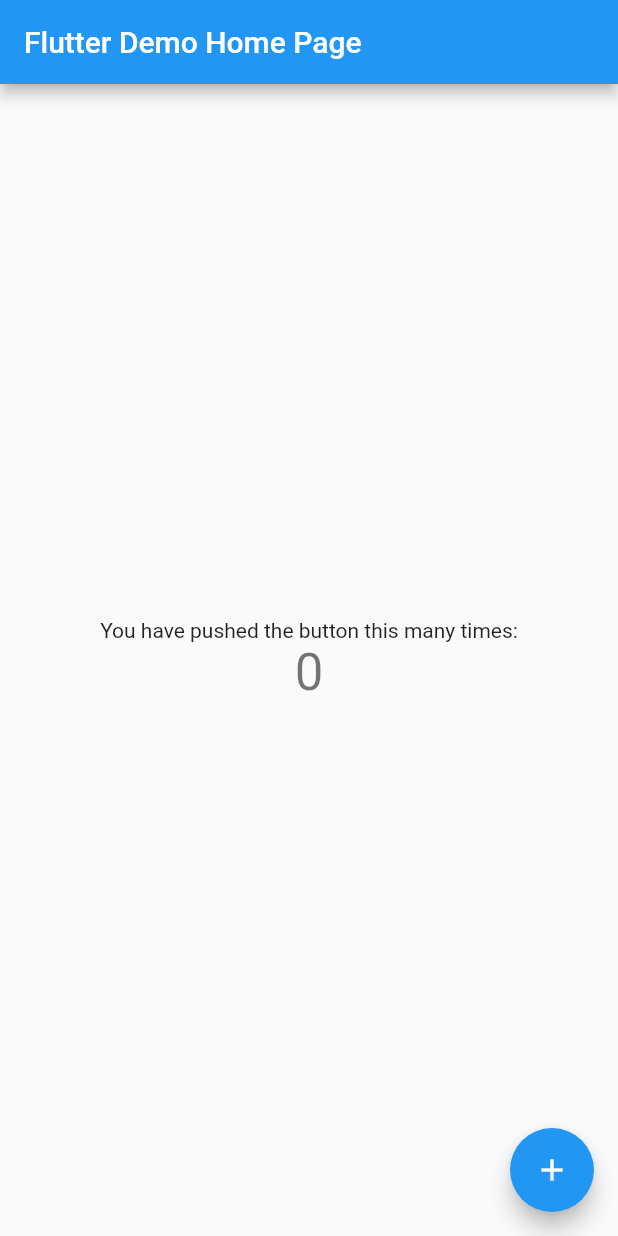
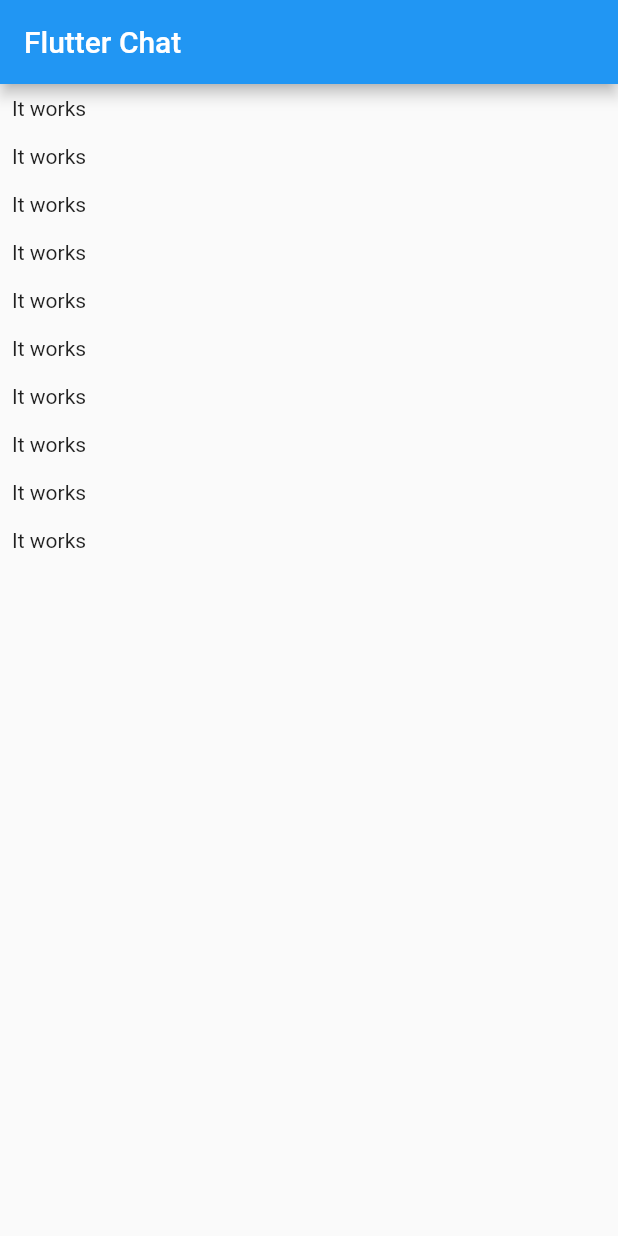
Before and after one commit to lutsenko-yuriy/flutter_chat, a Flutter app: the screen it shows after launch, on a phone screen of 412 x 824 dp. Run offline on Flutter 3.47's test engine with Material 2 defaults, Android fonts, the phone set to English and light mode, and no system bars.

Commit message:
Add all the required files

```diff
--- a/lib/main.dart
+++ b/lib/main.dart
@@ -1,4 +1,5 @@
 import 'package:flutter/material.dart';
+import 'package:flutter_chat/screens/chat_screen.dart';
 
 void main() {
   runApp(const MyApp());
@@ -7,109 +8,14 @@ void main() {
 class MyApp extends StatelessWidget {
   const MyApp({super.key});
 
-  // This widget is the root of your application.
   @override
   Widget build(BuildContext context) {
     return MaterialApp(
-      title: 'Flutter Demo',
+      title: 'Flutter Chat',
       theme: ThemeData(
-        // This is the theme of your application.
-        //
-        // Try running your application with "flutter run". You'll see the
-        // application has a blue toolbar. Then, without quitting the app, try
-        // changing the primarySwatch below to Colors.green and then invoke
-        // "hot reload" (press "r" in the console where you ran "flutter run",
-        // or simply save your changes to "hot reload" in a Flutter IDE).
-        // Notice that the counter didn't reset back to zero; the application
-        // is not restarted.
         primarySwatch: Colors.blue,
       ),
-      home: const MyHomePage(title: 'Flutter Demo Home Page'),
+      home: const ChatScreen()
     );
   }
 }
-
-class MyHomePage extends StatefulWidget {
-  const MyHomePage({super.key, required this.title});
-
-  // This widget is the home page of your application. It is stateful, meaning
-  // that it has a State object (defined below) that contains fields that affect
-  // how it looks.
-
-  // This class is the configuration for the state. It holds the values (in this
-  // case the title) provided by the parent (in this case the App widget) and
-  // used by the build method of the State. Fields in a Widget subclass are
-  // always marked "final".
-
-  final String title;
-
-  @override
-  State<MyHomePage> createState() => _MyHomePageState();
-}
-
-class _MyHomePageState extends State<MyHomePage> {
-  int _counter = 0;
-
-  void _incrementCounter() {
-    setState(() {
-      // This call to setState tells the Flutter framework that something has
-      // changed in this State, which causes it to rerun the build method below
-      // so that the display can reflect the updated values. If we changed
-      // _counter without calling setState(), then the build method would not be
-      // called again, and so nothing would appear to happen.
-      _counter++;
-    });
-  }
-
-  @override
-  Widget build(BuildContext context) {
-    // This method is rerun every time setState is called, for instance as done
-    // by the _incrementCounter method above.
-    //
-    // The Flutter framework has been optimized to make rerunning build methods
-    // fast, so that you can just rebuild anything that needs updating rather
-    // than having to individually change instances of widgets.
-    return Scaffold(
-      appBar: AppBar(
-        // Here we take the value from the MyHomePage object that was created by
-        // the App.build method, and use it to set our appbar title.
-        title: Text(widget.title),
-      ),
-      body: Center(
-        // Center is a layout widget. It takes a single child and positions it
-        // in the middle of the parent.
-        child: Column(
-          // Column is also a layout widget. It takes a list of children and
-          // arranges them vertically. By default, it sizes itself to fit its
-          // children horizontally, and tries to be as tall as its parent.
-          //
-          // Invoke "debug painting" (press "p" in the console, choose the
-          // "Toggle Debug Paint" action from the Flutter Inspector in Android
-          // Studio, or the "Toggle Debug Paint" command in Visual Studio Code)
-          // to see the wireframe for each widget.
-          //
-          // Column has various properties to control how it sizes itself and
-          // how it positions its children. Here we use mainAxisAlignment to
-          // center the children vertically; the main axis here is the vertical
-          // axis because Columns are vertical (the cross axis would be
-          // horizontal).
-          mainAxisAlignment: MainAxisAlignment.center,
-          children: <Widget>[
-            const Text(
-              'You have pushed the button this many times:',
-            ),
-            Text(
-              '$_counter',
-              style: Theme.of(context).textTheme.headline4,
-            ),
-          ],
-        ),
-      ),
-      floatingActionButton: FloatingActionButton(
-        onPressed: _incrementCounter,
-        tooltip: 'Increment',
-        child: const Icon(Icons.add),
-      ), // This trailing comma makes auto-formatting nicer for build methods.
-    );
-  }
-}
--- /dev/null
+++ b/lib/screens/chat_screen.dart
@@ -0,0 +1,20 @@
+import 'package:flutter/material.dart';
+
+class ChatScreen extends StatelessWidget {
+  const ChatScreen({Key? key}) : super(key: key);
+
+  @override
+  Widget build(BuildContext context) {
+    return Scaffold(
+        appBar: AppBar(
+          title: const Text("Flutter Chat"),
+        ),
+        body: ListView.builder(
+            itemCount: 10,
+            itemBuilder: (ctx, index) {
+              return Container(
+                  padding: const EdgeInsets.all(8),
+                  child: const Text("It works"));
+            }));
+  }
+}
```
Also changed, not shown: lib/screens/auth_screen.dart (added).
